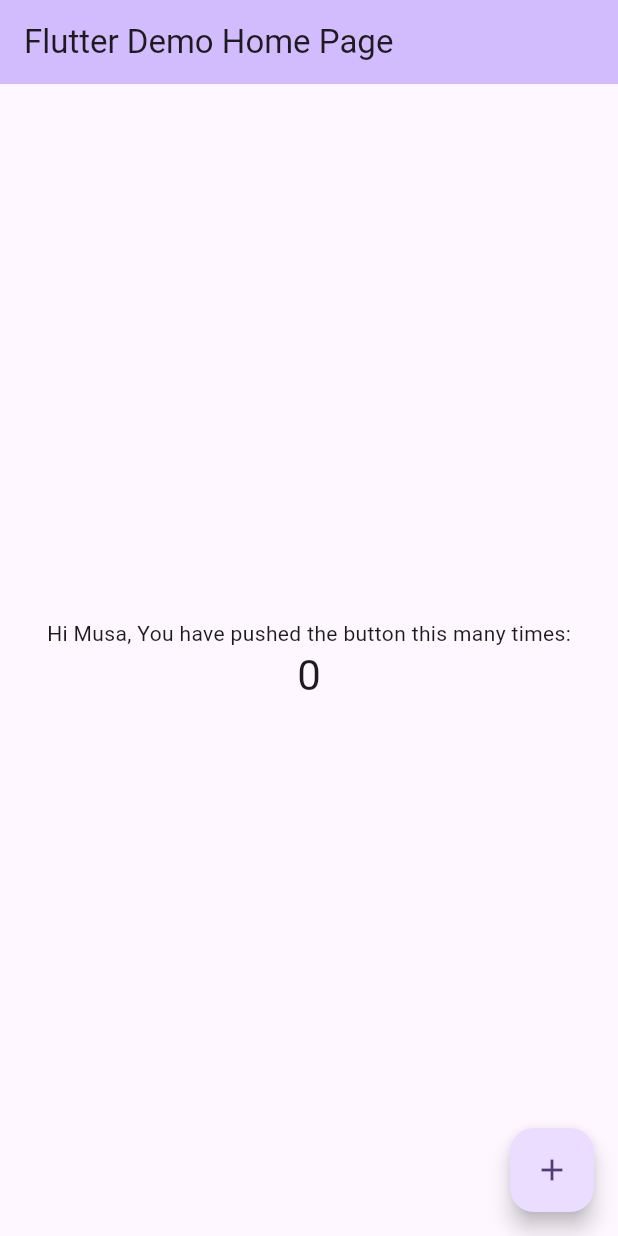
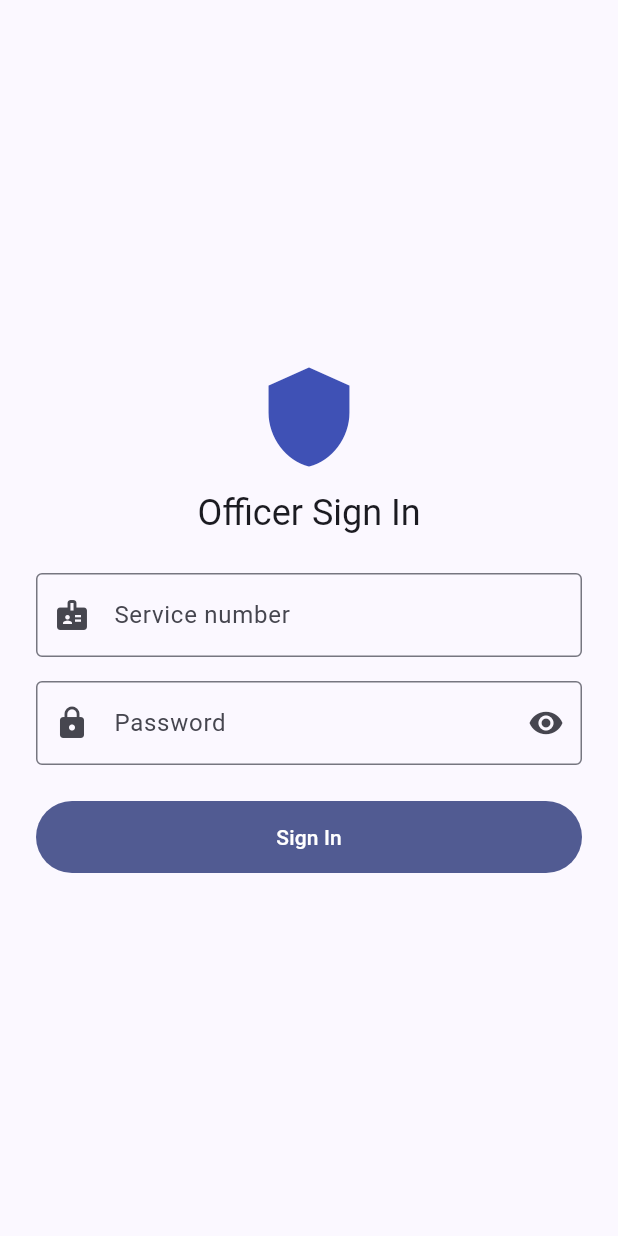
Before and after one commit to musa-bojang/police-crime-app, a Flutter app: the screen it shows after launch, on a phone screen of 412 x 824 dp. Run offline on Flutter 3.47's test engine with Material 3 defaults, Android fonts, the phone set to English and light mode, and no system bars; our stand-ins replace dio, flutter_secure_storage; accounts and stored records are empty.

Commit message:
Add login screen with secure token storage

```diff
--- a/lib/main.dart
+++ b/lib/main.dart
@@ -1,121 +1,39 @@
 import 'package:flutter/material.dart';
+import 'package:provider/provider.dart';
+
+import 'screens/home_screen.dart';
+import 'screens/login_screen.dart';
+import 'services/auth_service.dart';
 
 void main() {
-  runApp(const MyApp());
+  runApp(
+    // ChangeNotifierProvider makes a single AuthService available to the whole
+    // widget tree. `..tryAutoLogin()` kicks off restoring any saved session.
+    ChangeNotifierProvider(
+      create: (_) => AuthService()..tryAutoLogin(),
+      child: const PoliceApp(),
+    ),
+  );
 }
 
-class MyApp extends StatelessWidget {
-  const MyApp({super.key});
+class PoliceApp extends StatelessWidget {
+  const PoliceApp({super.key});
 
-  // This widget is the root of your application.
   @override
   Widget build(BuildContext context) {
     return MaterialApp(
-      title: 'Flutter Demo',
+      title: 'Police Crime System',
+      debugShowCheckedModeBanner: false,
       theme: ThemeData(
-        // This is the theme of your application.
-        //
-        // TRY THIS: Try running your application with "flutter run". You'll see
-        // the application has a purple toolbar. Then, without quitting the app,
-        // try changing the seedColor in the colorScheme below to Colors.green
-        // and then invoke "hot reload" (save your changes or press the "hot
-        // reload" button in a Flutter-supported IDE, or press "r" if you used
-        // the command line to start the app).
-        //
-        // Notice that the counter didn't reset back to zero; the application
-        // state is not lost during the reload. To reset the state, use hot
-        // restart instead.
-        //
-        // This works for code too, not just values: Most code changes can be
-        // tested with just a hot reload.
-        colorScheme: .fromSeed(seedColor: Colors.deepPurple),
+        colorScheme: ColorScheme.fromSeed(seedColor: Colors.indigo),
+        useMaterial3: true,
       ),
-      home: const MyHomePage(title: 'Flutter Demo Home Page'),
-    );
-  }
-}
-
-class MyHomePage extends StatefulWidget {
-  const MyHomePage({super.key, required this.title});
-
-  // This widget is the home page of your application. It is stateful, meaning
-  // that it has a State object (defined below) that contains fields that affect
-  // how it looks.
-
-  // This class is the configuration for the state. It holds the values (in this
-  // case the title) provided by the parent (in this case the App widget) and
-  // used by the build method of the State. Fields in a Widget subclass are
-  // always marked "final".
-
-  final String title;
-
-  @override
-  State<MyHomePage> createState() => _MyHomePageState();
-}
-
-class _MyHomePageState extends State<MyHomePage> {
-  int _counter = 0;
-
-  void _incrementCounter() {
-    setState(() {
-      // This call to setState tells the Flutter framework that something has
-      // changed in this State, which causes it to rerun the build method below
-      // so that the display can reflect the updated values. If we changed
-      // _counter without calling setState(), then the build method would not be
-      // called again, and so nothing would appear to happen.
-      _counter++;
-    });
-  }
-
-  @override
-  Widget build(BuildContext context) {
-    // This method is rerun every time setState is called, for instance as done
-    // by the _incrementCounter method above.
-    //
-    // The Flutter framework has been optimized to make rerunning build methods
-    // fast, so that you can just rebuild anything that needs updating rather
-    // than having to individually change instances of widgets.
-    return Scaffold(
-      appBar: AppBar(
-        // TRY THIS: Try changing the color here to a specific color (to
-        // Colors.amber, perhaps?) and trigger a hot reload to see the AppBar
-        // change color while the other colors stay the same.
-        backgroundColor: Theme.of(context).colorScheme.inversePrimary,
-        // Here we take the value from the MyHomePage object that was created by
-        // the App.build method, and use it to set our appbar title.
-        title: Text(widget.title),
-      ),
-      body: Center(
-        // Center is a layout widget. It takes a single child and positions it
-        // in the middle of the parent.
-        child: Column(
-          // Column is also a layout widget. It takes a list of children and
-          // arranges them vertically. By default, it sizes itself to fit its
-          // children horizontally, and tries to be as tall as its parent.
-          //
-          // Column has various properties to control how it sizes itself and
-          // how it positions its children. Here we use mainAxisAlignment to
-          // center the children vertically; the main axis here is the vertical
-          // axis because Columns are vertical (the cross axis would be
-          // horizontal).
-          //
-          // TRY THIS: Invoke "debug painting" (choose the "Toggle Debug Paint"
-          // action in the IDE, or press "p" in the console), to see the
-          // wireframe for each widget.
-          mainAxisAlignment: .center,
-          children: [
-            const Text('Hi Musa, You have pushed the button this many times:'),
-            Text(
-              '$_counter',
-              style: Theme.of(context).textTheme.headlineMedium,
-            ),
-          ],
-        ),
-      ),
-      floatingActionButton: FloatingActionButton(
-        onPressed: _incrementCounter,
-        tooltip: 'Increment',
-        child: const Icon(Icons.add),
+      // The "auth gate": show Home if logged in, otherwise Login. Because it's a
+      // Consumer, it automatically switches the moment login/logout happens.
+      home: Consumer<AuthService>(
+        builder: (context, auth, _) {
+          return auth.isLoggedIn ? const HomeScreen() : const LoginScreen();
+        },
       ),
     );
   }
--- /dev/null
+++ b/lib/models/user.dart
@@ -0,0 +1,33 @@
+// A plain Dart class mirroring the "user" object your API returns on login.
+// `fromJson` turns the decoded JSON map into a typed User object.
+class User {
+  final int id;
+  final String name;
+  final String? serviceNumber;
+  final String? rank;
+  final String? station;
+  final List<String> roles;
+
+  User({
+    required this.id,
+    required this.name,
+    this.serviceNumber,
+    this.rank,
+    this.station,
+    this.roles = const [],
+  });
+
+  factory User.fromJson(Map<String, dynamic> json) {
+    return User(
+      id: json['id'] as int,
+      name: json['name'] as String,
+      serviceNumber: json['service_number'] as String?,
+      rank: json['rank'] as String?,
+      station: json['station'] as String?,
+      roles: (json['roles'] as List<dynamic>?)
+              ?.map((e) => e.toString())
+              .toList() ??
+          const [],
+    );
+  }
+}
--- /dev/null
+++ b/lib/screens/login_screen.dart
@@ -0,0 +1,124 @@
+import 'package:flutter/material.dart';
+import 'package:provider/provider.dart';
+
+import '../services/auth_service.dart';
+
+/// A StatefulWidget because this screen holds changing data: what's typed in
+/// the fields, and whether the password is hidden.
+class LoginScreen extends StatefulWidget {
+  const LoginScreen({super.key});
+
+  @override
+  State<LoginScreen> createState() => _LoginScreenState();
+}
+
+class _LoginScreenState extends State<LoginScreen> {
+  final _formKey = GlobalKey<FormState>();
+  final _serviceNumber = TextEditingController();
+  final _password = TextEditingController();
+  bool _obscure = true;
+
+  @override
+  void dispose() {
+    // Controllers must be disposed to avoid memory leaks.
+    _serviceNumber.dispose();
+    _password.dispose();
+    super.dispose();
+  }
+
+  Future<void> _submit() async {
+    // Runs the validators on the fields; stops if any fail.
+    if (!_formKey.currentState!.validate()) return;
+
+    final auth = context.read<AuthService>();
+    final ok = await auth.login(
+      _serviceNumber.text.trim(),
+      _password.text,
+      'Field device', // We'll replace this with the real device name later.
+    );
+
+    if (!ok && mounted) {
+      ScaffoldMessenger.of(context).showSnackBar(
+        SnackBar(content: Text(auth.error ?? 'Login failed')),
+      );
+    }
+    // On success we do nothing here — the auth gate in main.dart swaps screens.
+  }
+
+  @override
+  Widget build(BuildContext context) {
+    // watch() rebuilds this widget when AuthService changes (e.g. loading flips).
+    final auth = context.watch<AuthService>();
+
+    return Scaffold(
+      body: SafeArea(
+        child: Center(
+          child: SingleChildScrollView(
+            padding: const EdgeInsets.all(24),
+            child: Form(
+              key: _formKey,
+              child: Column(
+                mainAxisSize: MainAxisSize.min,
+                children: [
+                  const Icon(Icons.shield, size: 72, color: Colors.indigo),
+                  const SizedBox(height: 12),
+                  Text('Officer Sign In',
+                      style: Theme.of(context).textTheme.headlineSmall),
+                  const SizedBox(height: 24),
+                  TextFormField(
+                    controller: _serviceNumber,
+                    textInputAction: TextInputAction.next,
+                    decoration: const InputDecoration(
+                      labelText: 'Service number',
+                      border: OutlineInputBorder(),
+                      prefixIcon: Icon(Icons.badge),
+                    ),
+                    validator: (v) => (v == null || v.trim().isEmpty)
+                        ? 'Enter your service number'
+                        : null,
+                  ),
+                  const SizedBox(height: 16),
+                  TextFormField(
+                    controller: _password,
+                    obscureText: _obscure,
+                    decoration: InputDecoration(
+                      labelText: 'Password',
+                      border: const OutlineInputBorder(),
+                      prefixIcon: const Icon(Icons.lock),
+                      suffixIcon: IconButton(
+                        icon: Icon(_obscure
+                            ? Icons.visibility
+                            : Icons.visibility_off),
+                        onPressed: () =>
+                            setState(() => _obscure = !_obscure),
+                      ),
+                    ),
+                    validator: (v) => (v == null || v.isEmpty)
+                        ? 'Enter your password'
+                        : null,
+                  ),
+                  const SizedBox(height: 24),
+                  SizedBox(
+                    width: double.infinity,
+                    height: 48,
+                    child: FilledButton(
+                      onPressed: auth.loading ? null : _submit,
+                      child: auth.loading
+                          ? const SizedBox(
+                              height: 20,
+                              width: 20,
+                              child:
+                                  CircularProgressIndicator(strokeWidth: 2),
+                            )
+                          : const Text('Sign In'),
+                    ),
+                  ),
+                ],
+              ),
+            ),
+          ),
+        ),
+      ),
+    );
+  }
+}
--- /dev/null
+++ b/lib/services/api_client.dart
@@ -0,0 +1,34 @@
+import 'package:dio/dio.dart';
+
+// The address of your Laravel API.
+//
+// Android EMULATOR: the host PC's localhost is reachable at 10.0.2.2,
+// so this default works with `php artisan serve` as-is.
+//
+// PHYSICAL PHONE: change this to your PC's LAN IP (e.g. http://192.168.1.20:8000/api)
+// and start the server with `php artisan serve --host=0.0.0.0` so the phone can reach it.
+const String kBaseUrl = 'http://10.0.2.2:8000/api';
+
+/// Thin wrapper around Dio. One instance is shared across the app so that once
+/// we set the auth token, every request carries it automatically.
+class ApiClient {
+  ApiClient() {
+    dio = Dio(BaseOptions(
+      baseUrl: kBaseUrl,
+      connectTimeout: const Duration(seconds: 10),
+      receiveTimeout: const Duration(seconds: 20),
+      headers: {'Accept': 'application/json'},
+    ));
+  }
+
+  late final Dio dio;
+
+  /// Attach or clear the bearer token used by the Sanctum-protected routes.
+  void setToken(String? token) {
+    if (token == null) {
+      dio.options.headers.remove('Authorization');
+    } else {
+      dio.options.headers['Authorization'] = 'Bearer $token';
+    }
+  }
+}
--- /dev/null
+++ b/lib/services/auth_service.dart
@@ -0,0 +1,104 @@
+import 'package:dio/dio.dart';
+import 'package:flutter/foundation.dart';
+import 'package:flutter_secure_storage/flutter_secure_storage.dart';
+
+import '../models/user.dart';
+import 'api_client.dart';
+
+/// Holds the authentication state for the whole app.
+///
+/// It extends ChangeNotifier: whenever something changes (login, logout,
+/// loading), it calls notifyListeners(), and any widget "watching" it rebuilds.
+/// That's how the UI reacts without us manually refreshing screens.
+class AuthService extends ChangeNotifier {
+  final ApiClient _api = ApiClient();
+  final FlutterSecureStorage _storage = const FlutterSecureStorage();
+
+  static const _tokenKey = 'auth_token';
+
+  User? _user;
+  String? _token;
+  bool _loading = false;
+  String? _error;
+
+  User? get user => _user;
+  bool get isLoggedIn => _token != null;
+  bool get loading => _loading;
+  String? get error => _error;
+
+  /// Exposed so later services (sync, image upload) can reuse the same
+  /// authenticated Dio instance.
+  ApiClient get api => _api;
+
+  /// Called once at app start: if a token was saved from a previous session,
+  /// load it and verify it still works by calling /me.
+  Future<void> tryAutoLogin() async {
+    final saved = await _storage.read(key: _tokenKey);
+    if (saved != null) {
+      _token = saved;
+      _api.setToken(saved);
+      try {
+        final res = await _api.dio.get('/me');
+        _user = User.fromJson(res.data as Map<String, dynamic>);
+      } catch (_) {
+        await logout(); // token expired or invalid — clear it
+      }
+    }
+    notifyListeners();
+  }
+
+  Future<bool> login(
+      String serviceNumber, String password, String deviceName) async {
+    _loading = true;
+    _error = null;
+    notifyListeners();
+
+    try {
+      final res = await _api.dio.post('/login', data: {
+        'service_number': serviceNumber,
+        'password': password,
+        'device_name': deviceName,
+      });
+
+      final data = res.data as Map<String, dynamic>;
+      _token = data['token'] as String;
+      _user = User.fromJson(data['user'] as Map<String, dynamic>);
+
+      _api.setToken(_token);
+      await _storage.write(key: _tokenKey, value: _token);
+
+      _loading = false;
+      notifyListeners();
+      return true;
+    } on DioException catch (e) {
+      _loading = false;
+      _error = _friendlyError(e);
+      notifyListeners();
+      return false;
+    }
+  }
+
+  Future<void> logout() async {
+    try {
+      await _api.dio.post('/logout');
+    } catch (_) {
+      // Ignore network errors — we clear locally regardless.
+    }
+    _token = null;
+    _user = null;
+    _api.setToken(null);
+    await _storage.delete(key: _tokenKey);
+    notifyListeners();
+  }
+
+  String _friendlyError(DioException e) {
+    if (e.type == DioExceptionType.connectionTimeout ||
+        e.type == DioExceptionType.connectionError) {
+      return 'Cannot reach the server. Check the API address and that it is running.';
+    }
+    final code = e.response?.statusCode;
+    if (code == 422) return 'Incorrect service number or password.';
+    if (code == 429) return 'Too many attempts. Please wait a minute and try again.';
+    return 'Something went wrong. Please try again.';
+  }
+}
```
Also changed, not shown: lib/screens/home_screen.dart (added, +46 -0 lines), 1 other file.
